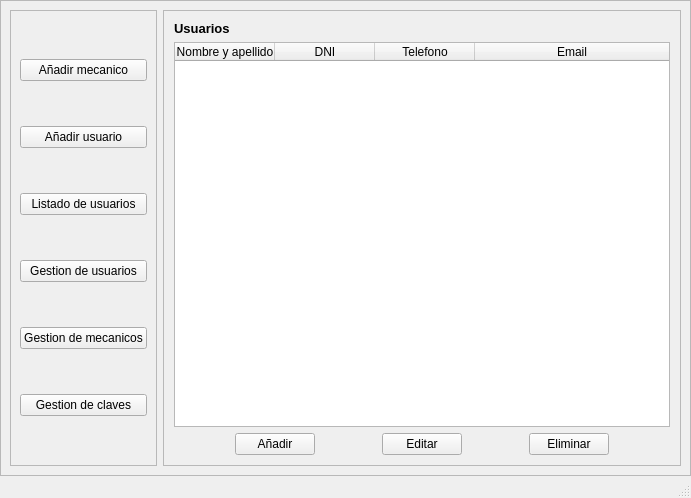
Old version of the form main.ui in the repository Alaan20/TP_FINAL-POO.
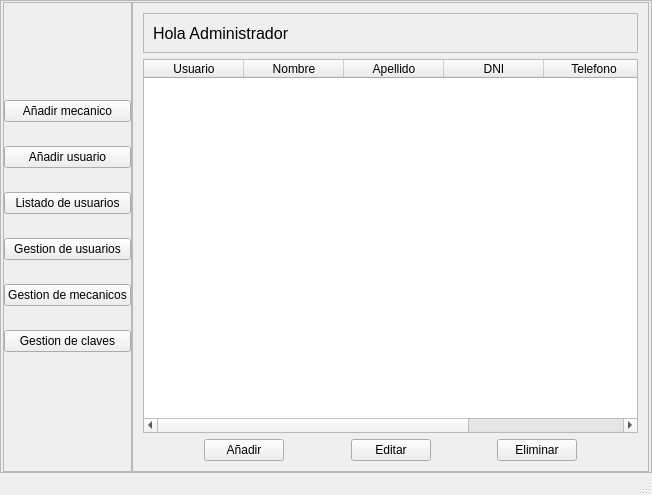
New version of the form. Icons and pictures are not drawn.

Patch:
```diff
--- a/main.ui
+++ b/main.ui
@@ -6,8 +6,8 @@
    <rect>
     <x>0</x>
     <y>0</y>
-    <width>691</width>
-    <height>498</height>
+    <width>652</width>
+    <height>495</height>
    </rect>
   </property>
   <property name="windowTitle">
@@ -42,6 +42,21 @@
        <enum>QFrame::Raised</enum>
       </property>
       <layout class="QHBoxLayout" name="horizontalLayout" stretch="1,7">
+       <property name="spacing">
+        <number>0</number>
+       </property>
+       <property name="leftMargin">
+        <number>2</number>
+       </property>
+       <property name="topMargin">
+        <number>1</number>
+       </property>
+       <property name="rightMargin">
+        <number>2</number>
+       </property>
+       <property name="bottomMargin">
+        <number>0</number>
+       </property>
        <item>
         <widget class="QFrame" name="frame_botones">
          <property name="styleSheet">
@@ -53,7 +68,45 @@
          <property name="frameShadow">
           <enum>QFrame::Raised</enum>
          </property>
-         <layout class="QVBoxLayout" name="verticalLayout_2" stretch="0,0,0,2,0,0">
+         <layout class="QVBoxLayout" name="verticalLayout_2" stretch="0,0,0,0,0,2,0,0,0">
+          <property name="spacing">
+           <number>24</number>
+          </property>
+          <property name="leftMargin">
+           <number>0</number>
+          </property>
+          <property name="topMargin">
+           <number>0</number>
+          </property>
+          <property name="rightMargin">
+           <number>0</number>
+          </property>
+          <property name="bottomMargin">
+           <number>46</number>
+          </property>
+          <item>
+           <spacer name="verticalSpacer_2">
+            <property name="orientation">
+             <enum>Qt::Vertical</enum>
+            </property>
+            <property name="sizeHint" stdset="0">
+             <size>
+              <width>20</width>
+              <height>40</height>
+             </size>
+            </property>
+           </spacer>
+          </item>
+          <item>
+           <widget class="QFrame" name="frame_3">
+            <property name="frameShape">
+             <enum>QFrame::StyledPanel</enum>
+            </property>
+            <property name="frameShadow">
+             <enum>QFrame::Raised</enum>
+            </property>
+           </widget>
+          </item>
           <item>
            <widget class="QPushButton" name="pushButton_6">
             <property name="text">
@@ -120,6 +173,19 @@
             </property>
            </widget>
           </item>
+          <item>
+           <spacer name="verticalSpacer">
+            <property name="orientation">
+             <enum>Qt::Vertical</enum>
+            </property>
+            <property name="sizeHint" stdset="0">
+             <size>
+              <width>20</width>
+              <height>40</height>
+             </size>
+            </property>
+           </spacer>
+          </item>
          </layout>
         </widget>
        </item>
@@ -149,23 +215,106 @@
           </property>
           <item>
            <widget class="QStackedWidget" name="stackedWidget">
+            <property name="font">
+             <font>
+              <kerning>true</kerning>
+             </font>
+            </property>
+            <property name="autoFillBackground">
+             <bool>false</bool>
+            </property>
             <widget class="QWidget" name="page_add_mecanic">
-             <layout class="QVBoxLayout" name="verticalLayout_5">
+             <layout class="QGridLayout" name="gridLayout">
+              <item row="2" column="0">
+               <layout class="QHBoxLayout" name="horizontalLayout_2">
               <item>
-               <widget class="QLabel" name="label">
-                <property name="font">
-                 <font>
-                  <pointsize>10</pointsize>
-                  <weight>75</weight>
-                  <bold>true</bold>
-                 </font>
-                </property>
+                 <spacer name="horizontalSpacer">
+                  <property name="orientation">
+                   <enum>Qt::Horizontal</enum>
+                  </property>
+                  <property name="sizeHint" stdset="0">
+                   <size>
+                    <width>40</width>
+                    <height>20</height>
+                   </size>
+                  </property>
+                 </spacer>
+                </item>
+                <item>
+                 <widget class="QPushButton" name="pushButton_8">
                 <property name="text">
-                 <string>Usuarios</string>
-                </property>
+                   <string>Añadir</string>
+                  </property>
+                  <property name="icon">
+                   <iconset>
+                    <normaloff>gotit-icons-r560/icons/add_normal_hover.png</normaloff>gotit-icons-r560/icons/add_normal_hover.png</iconset>
+                  </property>
                </widget>
               </item>
               <item>
+                 <spacer name="horizontalSpacer_3">
+                  <property name="orientation">
+                   <enum>Qt::Horizontal</enum>
+                  </property>
+                  <property name="sizeHint" stdset="0">
+                   <size>
+                    <width>40</width>
+                    <height>20</height>
+                   </size>
+                  </property>
+                 </spacer>
+                </item>
+                <item>
+                 <widget class="QPushButton" name="pushButton_9">
+                  <property name="text">
+                   <string>Editar</string>
+                  </property>
+                  <property name="icon">
+                   <iconset>
+                    <normaloff>gotit-icons-r560/icons/edit_small_normal_hover.png</normaloff>gotit-icons-r560/icons/edit_small_normal_hover.png</iconset>
+                  </property>
+                 </widget>
+                </item>
+                <item>
+                 <spacer name="horizontalSpacer_4">
+                  <property name="orientation">
+                   <enum>Qt::Horizontal</enum>
+                  </property>
+                  <property name="sizeHint" stdset="0">
+                   <size>
+                    <width>40</width>
+                    <height>20</height>
+                   </size>
+                  </property>
+                 </spacer>
+                </item>
+                <item>
+                 <widget class="QPushButton" name="pushButton_7">
+                  <property name="text">
+                   <string>Eliminar</string>
+                  </property>
+                  <property name="icon">
+                   <iconset>
+                    <normaloff>gotit-icons-r560/icons/cross_normal_hover.png</normaloff>gotit-icons-r560/icons/cross_normal_hover.png</iconset>
+                  </property>
+                 </widget>
+                </item>
+                <item>
+                 <spacer name="horizontalSpacer_2">
+                  <property name="orientation">
+                   <enum>Qt::Horizontal</enum>
+                  </property>
+                  <property name="sizeHint" stdset="0">
+                   <size>
+                    <width>40</width>
+                    <height>20</height>
+                   </size>
+                  </property>
+                 </spacer>
+                </item>
+               </layout>
+              </item>
+              <item row="1" column="0">
                <widget class="QTableWidget" name="tableWidget">
                 <property name="autoFillBackground">
                  <bool>false</bool>
@@ -217,7 +366,17 @@
                 </attribute>
                 <column>
                  <property name="text">
-                  <string>Nombre y apellido</string>
+                  <string>Usuario</string>
+                 </property>
+                </column>
+                <column>
+                 <property name="text">
+                  <string>Nombre</string>
+                 </property>
+                </column>
+                <column>
+                 <property name="text">
+                  <string>Apellido</string>
                  </property>
                 </column>
                 <column>
@@ -237,58 +396,37 @@
                 </column>
                </widget>
               </item>
-              <item>
-               <layout class="QHBoxLayout" name="horizontalLayout_2">
-                <item>
-                 <spacer name="horizontalSpacer">
-                  <property name="orientation">
-                   <enum>Qt::Horizontal</enum>
-                  </property>
-                  <property name="sizeHint" stdset="0">
-                   <size>
-                    <width>40</width>
-                    <height>20</height>
-                   </size>
-                  </property>
-                 </spacer>
-                </item>
-                <item>
-                 <widget class="QPushButton" name="pushButton_8">
-                  <property name="text">
-                   <string>Añadir</string>
-                  </property>
-                  <property name="icon">
-                   <iconset>
-                    <normaloff>gotit-icons-r560/icons/add_normal_hover.png</normaloff>gotit-icons-r560/icons/add_normal_hover.png</iconset>
-                  </property>
-                 </widget>
-                </item>
+              <item row="0" column="0">
+               <widget class="QFrame" name="frame_2">
+                <property name="frameShape">
+                 <enum>QFrame::StyledPanel</enum>
+                </property>
+                <property name="frameShadow">
+                 <enum>QFrame::Raised</enum>
+                </property>
+                <property name="lineWidth">
+                 <number>0</number>
+                </property>
+                <property name="midLineWidth">
+                 <number>0</number>
+                </property>
+                <layout class="QHBoxLayout" name="horizontalLayout_4">
                 <item>
-                 <spacer name="horizontalSpacer_3">
-                  <property name="orientation">
-                   <enum>Qt::Horizontal</enum>
-                  </property>
-                  <property name="sizeHint" stdset="0">
-                   <size>
-                    <width>40</width>
-                    <height>20</height>
-                   </size>
-                  </property>
-                 </spacer>
-                </item>
-                <item>
-                 <widget class="QPushButton" name="pushButton_9">
+                  <widget class="QLabel" name="label">
+                   <property name="font">
+                    <font>
+                     <pointsize>12</pointsize>
+                     <weight>50</weight>
+                     <bold>false</bold>
+                    </font>
+                   </property>
                   <property name="text">
-                   <string>Editar</string>
-                  </property>
-                  <property name="icon">
-                   <iconset>
-                    <normaloff>gotit-icons-r560/icons/edit_small_normal_hover.png</normaloff>gotit-icons-r560/icons/edit_small_normal_hover.png</iconset>
-                  </property>
+                    <string>Hola Administrador</string>
+                   </property>
                  </widget>
                 </item>
                 <item>
-                 <spacer name="horizontalSpacer_4">
+                  <spacer name="horizontalSpacer_5">
                   <property name="orientation">
                    <enum>Qt::Horizontal</enum>
                   </property>
@@ -301,30 +439,17 @@
                  </spacer>
                 </item>
                 <item>
-                 <widget class="QPushButton" name="pushButton_7">
+                  <widget class="QLabel" name="label_2">
                   <property name="text">
-                   <string>Eliminar</string>
-                  </property>
-                  <property name="icon">
-                   <iconset>
-                    <normaloff>gotit-icons-r560/icons/cross_normal_hover.png</normaloff>gotit-icons-r560/icons/cross_normal_hover.png</iconset>
+                    <string/>
+                   </property>
+                   <property name="pixmap">
+                    <pixmap>../6.png</pixmap>
                   </property>
                  </widget>
                 </item>
-                <item>
-                 <spacer name="horizontalSpacer_2">
-                  <property name="orientation">
-                   <enum>Qt::Horizontal</enum>
-                  </property>
-                  <property name="sizeHint" stdset="0">
-                   <size>
-                    <width>40</width>
-                    <height>20</height>
-                   </size>
-                  </property>
-                 </spacer>
-                </item>
-               </layout>
+                </layout>
+               </widget>
               </item>
              </layout>
             </widget>
```
Left out of the diff: 2 changed lines with no effect on the pictures. Lines whose indentation alone changed are shown as unchanged.
